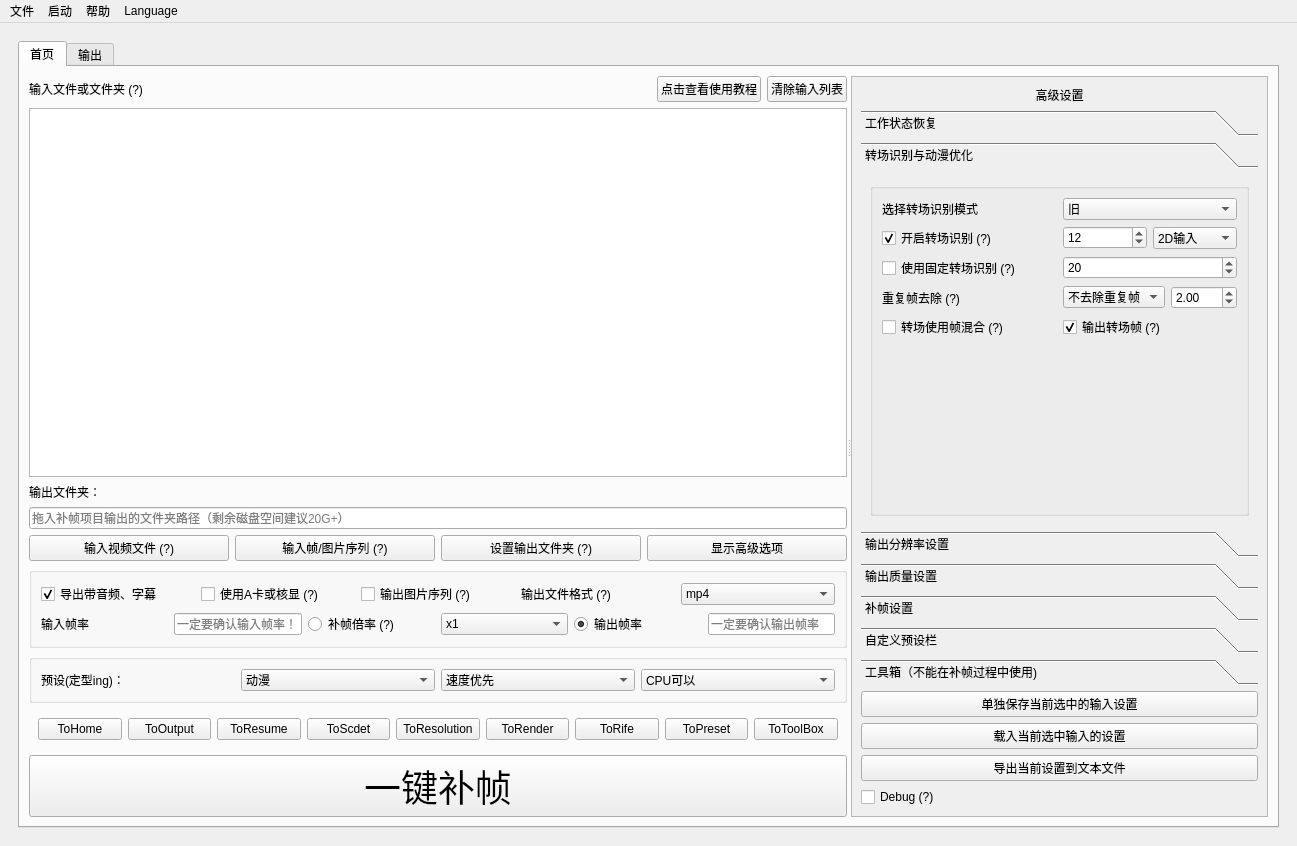
Above: Utils/SVFI_UI.ui from 100wman/RIFE_GUI before the change. Below: the same form after it.
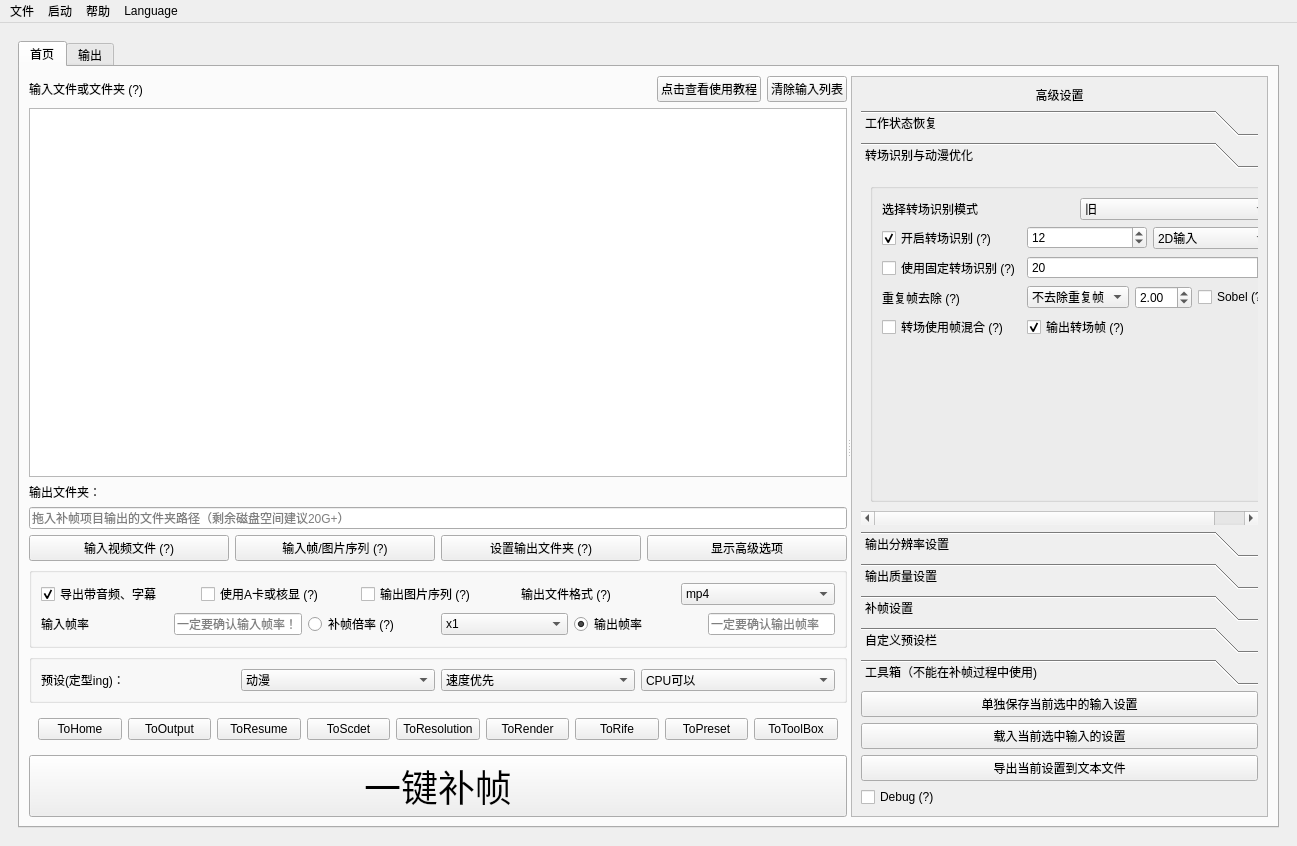
That is the form after the change. The open tabs and pages were chosen to show the change. Custom widgets are drawn as their Qt base class.

Commit message: Update SVFI 3.5.12 Update Log     - Add Select Task Mode, can execute target tasks     - Optimize Dedup 1-n Mode, add sobel to optimize removal of simple translation scene

```diff
--- a/Utils/SVFI_UI.ui
+++ b/Utils/SVFI_UI.ui
@@ -991,10 +991,10 @@
                      <widget class="QWidget" name="ScdetSettings">
                       <property name="geometry">
                        <rect>
-                        <x>0</x>
+                        <x>-34</x>
                         <y>0</y>
-                        <width>398</width>
-                        <height>395</height>
+                        <width>432</width>
+                        <height>378</height>
                        </rect>
                       </property>
                       <attribute name="label">
@@ -1109,6 +1109,16 @@
                                 </property>
                                </widget>
                               </item>
+                              <item>
+                               <widget class="QCheckBox" name="UseSobelChecker">
+                                <property name="toolTip">
+                                 <string>&lt;html&gt;&lt;head/&gt;&lt;body&gt;&lt;p&gt;使用Sobel进行边缘检测（复合canny）&lt;/p&gt;&lt;p&gt;可减少背景平移误判，但会降低对于景深较大的一拍N运动画面判断正确率&lt;/p&gt;&lt;p&gt;&lt;span style=&quot; font-weight:600;&quot;&gt;推荐开启试试&lt;/span&gt;&lt;/p&gt;&lt;/body&gt;&lt;/html&gt;</string>
+                                </property>
+                                <property name="text">
+                                 <string>Sobel (?)</string>
+                                </property>
+                               </widget>
+                              </item>
                              </layout>
                             </item>
                             <item row="0" column="1">
```
Left out of the diff: 2 changed lines with no effect on the pictures. The commit also changes 6 other files.
